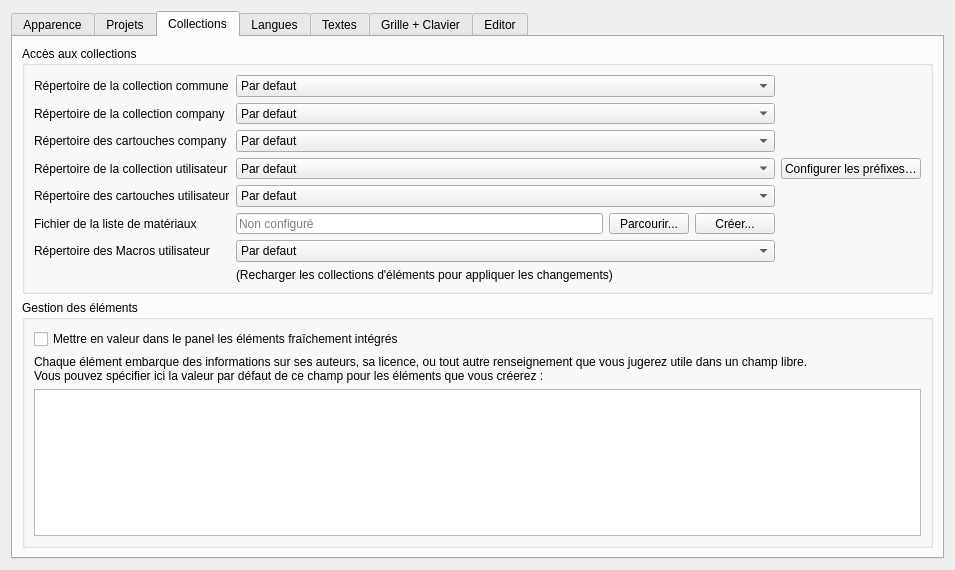
Qt form sources/ui/configpage/generalconfigurationpage.ui (qelectrotech/qelectrotech-source-mirror) before a commit.
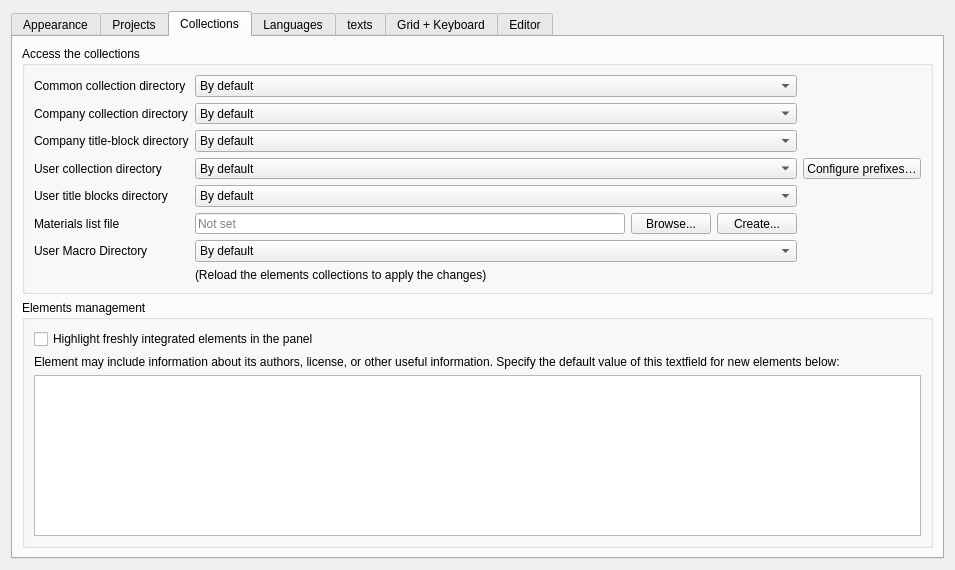
The same form after that commit. The open tabs and pages were chosen to show the change. Custom widgets are drawn as their Qt base class.

Commit message: Make English the source language of the interface text

Patch:
```diff
--- a/sources/ui/configpage/generalconfigurationpage.ui
+++ b/sources/ui/configpage/generalconfigurationpage.ui
@@ -21,7 +21,7 @@
      </property>
      <widget class="QWidget" name="tab_3">
       <attribute name="title">
-       <string>Apparence</string>
+       <string>Appearance</string>
       </attribute>
        <layout class="QVBoxLayout" name="verticalLayout">
         <item>
@@ -288,7 +288,7 @@
      </widget>
      <widget class="QWidget" name="tab_4">
       <attribute name="title">
-       <string>Projets</string>
+       <string>Projects</string>
       </attribute>
       <layout class="QGridLayout" name="gridLayout_2">
        <item row="1" column="0">
@@ -407,7 +407,7 @@
        <item>
         <widget class="QGroupBox" name="groupBox_5">
          <property name="title">
-          <string>Accès aux collections</string>
+          <string>Access the collections</string>
          </property>
          <property name="alignment">
           <set>Qt::AlignLeading|Qt::AlignLeft|Qt::AlignTop</set>
@@ -419,7 +419,7 @@
           <item row="2" column="0">
            <widget class="QLabel" name="label_16">
             <property name="text">
-             <string>Répertoire de la collection company</string>
+             <string>Company collection directory</string>
             </property>
            </widget>
           </item>
@@ -427,7 +427,7 @@
            <widget class="QComboBox" name="m_custom_tbt_path_cb">
             <item>
              <property name="text">
-              <string>Par defaut</string>
+              <string>By default</string>
              </property>
             </item>
             <item>
@@ -441,7 +441,7 @@
            <widget class="QComboBox" name="m_custom_elmt_path_cb">
             <item>
              <property name="text">
-              <string>Par defaut</string>
+              <string>By default</string>
              </property>
             </item>
             <item>
@@ -457,21 +457,21 @@
              <string extracomment="tooltip of the button opening the prefix configuration dialog of the user collection">Créer ou modifier le préfixe des dossiers de la collection utilisateur (fichier qet_labels.xml)</string>
             </property>
             <property name="text">
-             <string extracomment="button opening the dialog where the folder prefixes of the user collection are configured">Configurer les préfixes…</string>
+             <string extracomment="button opening the dialog where the folder prefixes of the user collection are configured">Configure prefixes…</string>
             </property>
            </widget>
           </item>
           <item row="1" column="0">
            <widget class="QLabel" name="label_7">
             <property name="text">
-             <string>Répertoire de la collection commune</string>
+             <string>Common collection directory</string>
             </property>
            </widget>
           </item>
           <item row="3" column="0">
            <widget class="QLabel" name="label_17">
             <property name="text">
-             <string>Répertoire des cartouches company</string>
+             <string>Company title-block directory</string>
             </property>
            </widget>
           </item>
@@ -479,7 +479,7 @@
            <widget class="QComboBox" name="m_company_tbt_path_cb">
             <item>
              <property name="text">
-              <string>Par defaut</string>
+              <string>By default</string>
              </property>
             </item>
             <item>
@@ -492,14 +492,14 @@
           <item row="4" column="0">
            <widget class="QLabel" name="label_8">
             <property name="text">
-             <string>Répertoire de la collection utilisateur</string>
+             <string>User collection directory</string>
             </property>
            </widget>
           </item>
           <item row="7" column="0">
            <widget class="QLabel" name="label_23">
             <property name="text">
-             <string>Répertoire des Macros utilisateur</string>
+             <string>User Macro Directory</string>
             </property>
            </widget>
           </item>
@@ -507,7 +507,7 @@
            <widget class="QComboBox" name="m_user_macros_path_cb">
             <item>
              <property name="text">
-              <string>Par defaut</string>
+              <string>By default</string>
              </property>
             </item>
             <item>
@@ -521,7 +521,7 @@
            <widget class="QComboBox" name="m_common_elmt_path_cb">
             <item>
              <property name="text">
-              <string>Par defaut</string>
+              <string>By default</string>
              </property>
             </item>
             <item>
@@ -534,7 +534,7 @@
           <item row="5" column="0">
            <widget class="QLabel" name="label_10">
             <property name="text">
-             <string>Répertoire des cartouches utilisateur</string>
+             <string>User title blocks directory</string>
             </property>
            </widget>
           </item>
@@ -542,7 +542,7 @@
            <widget class="QComboBox" name="m_company_elmt_path_cb">
             <item>
              <property name="text">
-              <string>Par defaut</string>
+              <string>By default</string>
              </property>
             </item>
             <item>
@@ -555,14 +555,14 @@
           <item row="8" column="1">
            <widget class="QLabel" name="label_9">
             <property name="text">
-             <string>(Recharger les collections d'éléments pour appliquer les changements)</string>
+             <string>(Reload the elements collections to apply the changes)</string>
             </property>
            </widget>
           </item>
           <item row="6" column="0">
            <widget class="QLabel" name="m_material_list_label">
             <property name="text">
-             <string>Fichier de la liste de matériaux</string>
+             <string>Materials list file</string>
             </property>
            </widget>
           </item>
@@ -577,14 +577,14 @@
                <bool>true</bool>
               </property>
               <property name="placeholderText">
-               <string extracomment="hint shown when no material file is configured yet">Non configuré</string>
+               <string extracomment="hint shown when no material file is configured yet">Not set</string>
               </property>
              </widget>
             </item>
             <item>
              <widget class="QPushButton" name="m_material_list_browse_pb">
               <property name="text">
-               <string>Parcourir...</string>
+               <string>Browse...</string>
               </property>
              </widget>
             </item>
@@ -594,7 +594,7 @@
                <string extracomment="tooltip of the button creating the material file with its header line">Créer le fichier de la liste avec ses en-têtes</string>
               </property>
               <property name="text">
-               <string>Créer...</string>
+               <string>Create...</string>
               </property>
              </widget>
             </item>
@@ -606,7 +606,7 @@
        <item>
         <widget class="QGroupBox" name="groupBox_3">
          <property name="title">
-          <string>Gestion des éléments</string>
+          <string>Elements management</string>
          </property>
          <property name="alignment">
           <set>Qt::AlignLeading|Qt::AlignLeft|Qt::AlignTop</set>
@@ -615,15 +615,14 @@
           <item>
            <widget class="QCheckBox" name="m_highlight_integrated_elements">
             <property name="text">
-             <string>Mettre en valeur dans le panel les éléments fraîchement intégrés</string>
+             <string>Highlight freshly integrated elements in the panel</string>
             </property>
            </widget>
           </item>
           <item>
            <widget class="QLabel" name="label_4">
             <property name="text">
-             <string>Chaque élément embarque des informations sur ses auteurs, sa licence, ou tout autre renseignement que vous jugerez utile dans un champ libre.
-Vous pouvez spécifier ici la valeur par défaut de ce champ pour les éléments que vous créerez :</string>
+             <string>Element may include information about its authors, license, or other useful information. Specify the default value of this textfield for new elements below:</string>
             </property>
             <property name="scaledContents">
              <bool>false</bool>
@@ -650,7 +649,7 @@
      </widget>
      <widget class="QWidget" name="tab_6">
       <attribute name="title">
-       <string>Langues</string>
+       <string>Languages</string>
       </attribute>
       <layout class="QGridLayout" name="gridLayout_3">
        <item row="0" column="0">
@@ -693,7 +692,7 @@
      </widget>
      <widget class="QWidget" name="tab">
       <attribute name="title">
-       <string>Textes</string>
+       <string>texts</string>
       </attribute>
       <layout class="QVBoxLayout" name="verticalLayout_3">
        <item>
@@ -882,7 +881,7 @@
      </widget>
      <widget class="QWidget" name="GrilleClavier">
       <attribute name="title">
-       <string>Grille + Clavier</string>
+       <string>Grid + Keyboard</string>
       </attribute>
       <layout class="QVBoxLayout" name="verticalLayout_5">
        <item>
```
Left out of the diff: 138 changed lines with no effect on the pictures. The commit also changes 362 other files.
